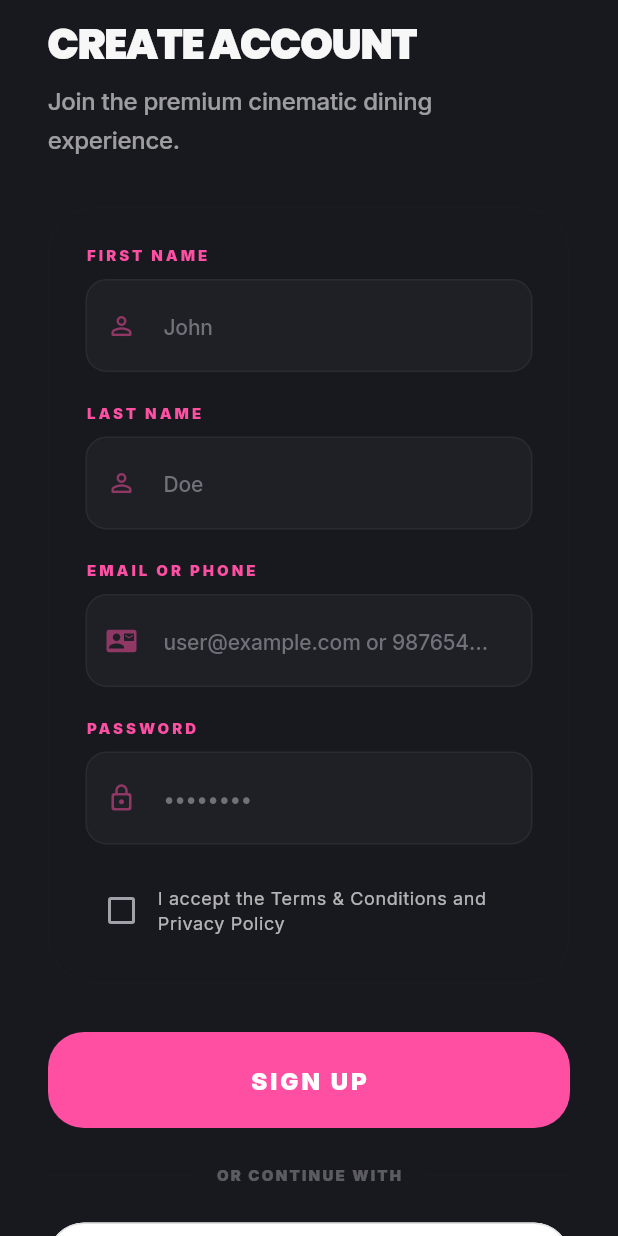
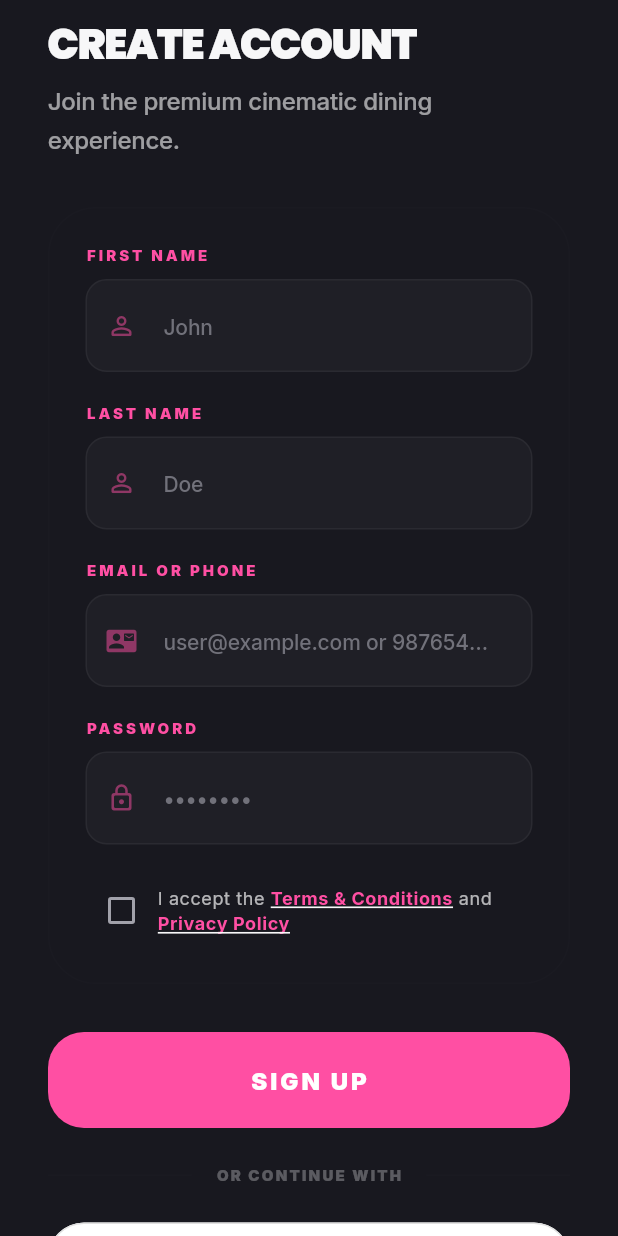
Before and after one commit to supportlovecafe-tech/lovecafe_user_apk_code, a Flutter app: the SignupScreen screen opened by its route, on a phone screen of 412 x 824 dp. Run offline on Flutter 3.47's test engine with Material 3 defaults, Android fonts, the phone set to English and light mode, and no system bars; our stand-ins replace cached_network_image, dio, firebase_core, firebase_crashlytics, flutter_animate, flutter_riverpod and 7 more; missing offline and left inert: app_tracking_transparency; accounts and stored records are empty.

Commit message:
feat: make terms and privacy policy text clickable

```diff
--- a/lib/presentation/customer/auth/signup_screen.dart
+++ b/lib/presentation/customer/auth/signup_screen.dart
@@ -1,7 +1,9 @@
 import 'package:flutter/material.dart';
+import 'package:flutter/gestures.dart';
 import 'package:flutter_riverpod/flutter_riverpod.dart';
 import 'package:go_router/go_router.dart';
 import 'package:supabase_flutter/supabase_flutter.dart';
+import 'package:url_launcher/url_launcher.dart';
 import '../../../core/providers/auth_provider.dart';
 
 class SignupScreen extends ConsumerStatefulWidget {
@@ -19,6 +21,36 @@ class _SignupScreenState extends ConsumerState<SignupScreen> {
   final _passwordController = TextEditingController();
   bool _isLoading = false;
   bool _acceptedTerms = false;
+
+  late final TapGestureRecognizer _termsRecognizer;
+  late final TapGestureRecognizer _privacyRecognizer;
+
+  @override
+  void initState() {
+    super.initState();
+    _termsRecognizer = TapGestureRecognizer()
+      ..onTap = () => _launchURL('https://supportlovecafe-tech.github.io/lovecafe-legal/TERMS_AND_CONDITIONS');
+    _privacyRecognizer = TapGestureRecognizer()
+      ..onTap = () => _launchURL('https://supportlovecafe-tech.github.io/lovecafe-legal/PRIVACY_POLICY');
+  }
+
+  @override
+  void dispose() {
+    _termsRecognizer.dispose();
+    _privacyRecognizer.dispose();
+    _firstNameController.dispose();
+    _lastNameController.dispose();
+    _emailOrPhoneController.dispose();
+    _passwordController.dispose();
+    super.dispose();
+  }
+
+  Future<void> _launchURL(String urlString) async {
+    final url = Uri.parse(urlString);
+    if (await canLaunchUrl(url)) {
+      await launchUrl(url);
+    }
+  }
 
   Future<void> _signUp() async {
     if (!_formKey.currentState!.validate()) {
@@ -209,11 +241,38 @@ class _SignupScreenState extends ConsumerState<SignupScreen> {
                             activeColor: colorScheme.primary,
                           ),
                           Expanded(
-                            child: Text(
-                              'I accept the Terms & Conditions and Privacy Policy',
-                              style: theme.textTheme.bodySmall?.copyWith(
-                                color: colorScheme.onSurface
-                                    .withValues(alpha: 0.7),
+                            child: RichText(
+                              text: TextSpan(
+                                text: 'I accept the ',
+                                style: theme.textTheme.bodySmall?.copyWith(
+                                  color: colorScheme.onSurface.withValues(alpha: 0.7),
+                                ),
+                                children: [
+                                  TextSpan(
+                                    text: 'Terms & Conditions',
+                                    style: theme.textTheme.bodySmall?.copyWith(
+                                      color: colorScheme.primary,
+                                      fontWeight: FontWeight.bold,
+                                      decoration: TextDecoration.underline,
+                                    ),
+                                    recognizer: _termsRecognizer,
+                                  ),
+                                  TextSpan(
+                                    text: ' and ',
+                                    style: theme.textTheme.bodySmall?.copyWith(
+                                      color: colorScheme.onSurface.withValues(alpha: 0.7),
+                                    ),
+                                  ),
+                                  TextSpan(
+                                    text: 'Privacy Policy',
+                                    style: theme.textTheme.bodySmall?.copyWith(
+                                      color: colorScheme.primary,
+                                      fontWeight: FontWeight.bold,
+                                      decoration: TextDecoration.underline,
+                                    ),
+                                    recognizer: _privacyRecognizer,
+                                  ),
+                                ],
                               ),
                             ),
                           ),
```
Also changed, not shown: lib/presentation/customer/auth/login_screen.dart (+66 -5 lines).
